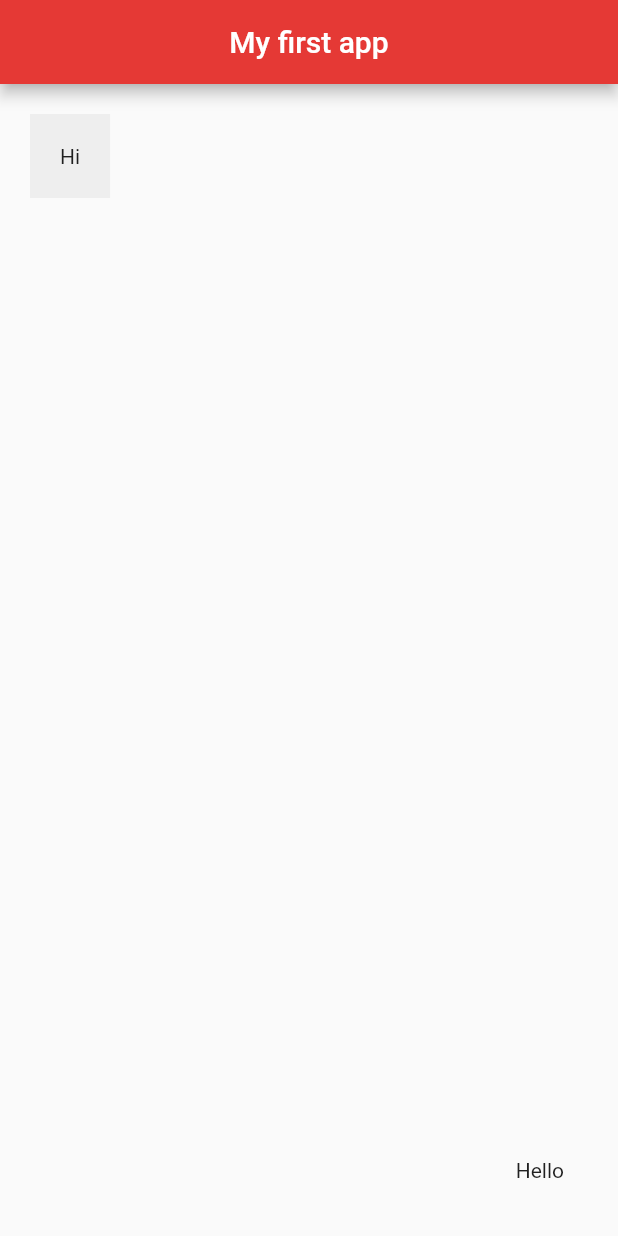
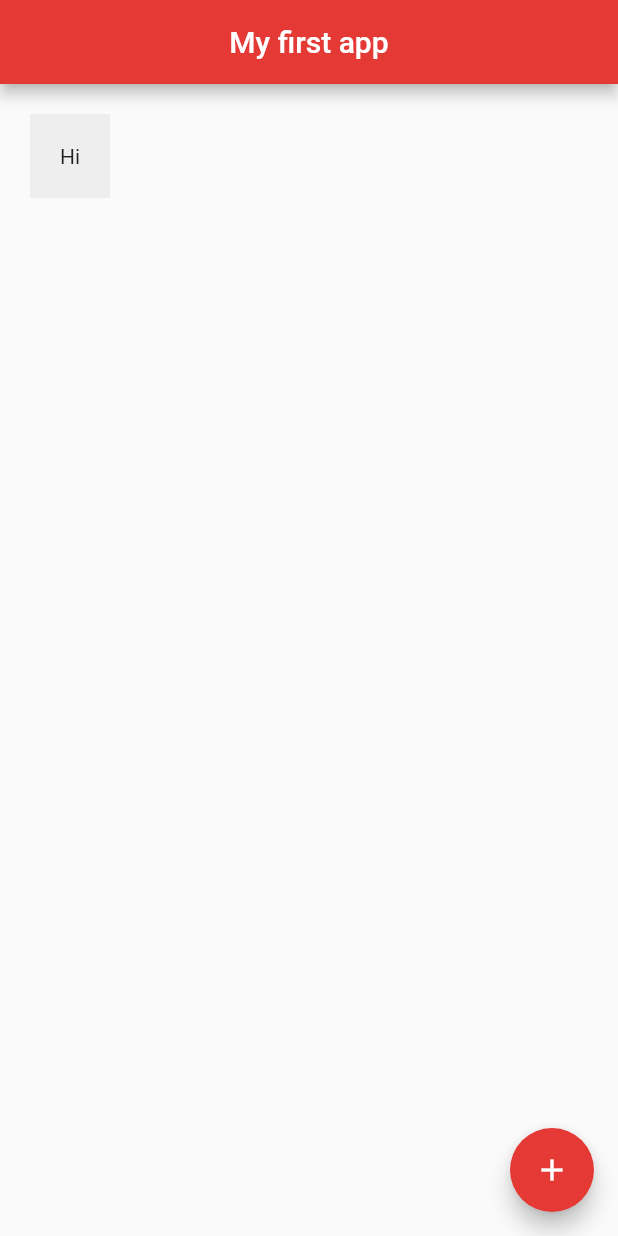
Before and after one commit to ashkarashku1/flutter_basics, a Flutter app: the screen it shows after launch, on a phone screen of 412 x 824 dp. Run offline on Flutter 3.47's test engine with Material 2 defaults, Android fonts, the phone set to English and light mode, and no system bars.

Commit message:
add floating icon

```diff
--- a/lib/main.dart
+++ b/lib/main.dart
@@ -19,9 +19,13 @@ class Home extends StatelessWidget {
         color: Colors.grey[200],
         child: Text('Hi'),
       ),
-      floatingActionButton: Padding(
-        padding: EdgeInsets.all(20.0),
-        child: Text('Hello'),
+      floatingActionButton: FloatingActionButton(
+        onPressed: () {},
+        child: Icon(
+          Icons.add,
+          color: Colors.white,
+        ),
+        backgroundColor: Colors.red[600],
       ),
     );
   }
```
